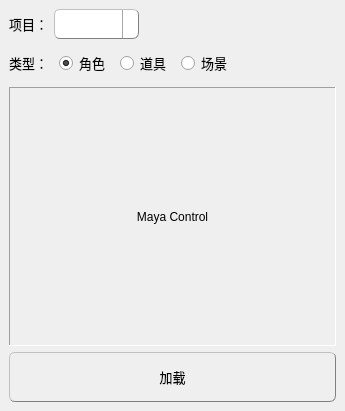
The window that commons/ui/resourceLib.ui (lonegather/Barbarian) describes before a commit, drawn with Qt 5.
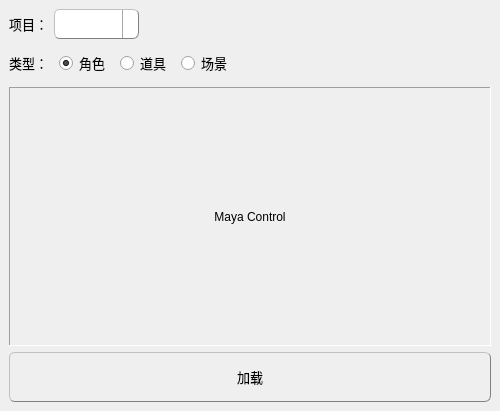
The same window after the commit. Icons and pictures are not drawn.

```diff
--- a/commons/ui/resourceLib.ui
+++ b/commons/ui/resourceLib.ui
@@ -6,13 +6,13 @@
    <rect>
     <x>0</x>
     <y>0</y>
-    <width>345</width>
+    <width>500</width>
     <height>411</height>
    </rect>
   </property>
   <property name="minimumSize">
    <size>
-    <width>345</width>
+    <width>500</width>
     <height>411</height>
    </size>
   </property>
```
Left out of the diff: 22 changed lines with no effect on the pictures.
